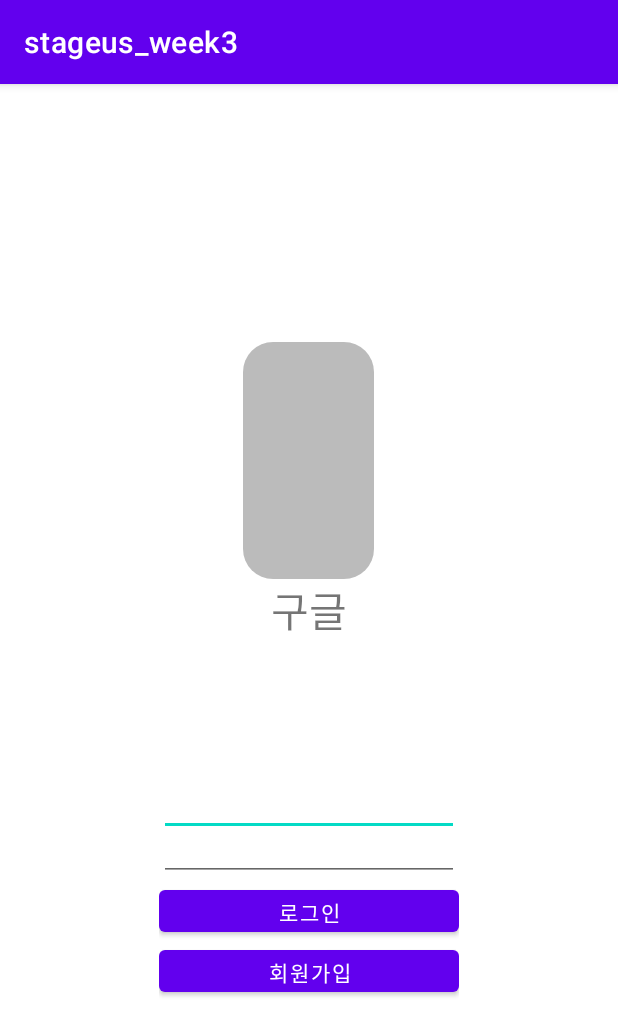
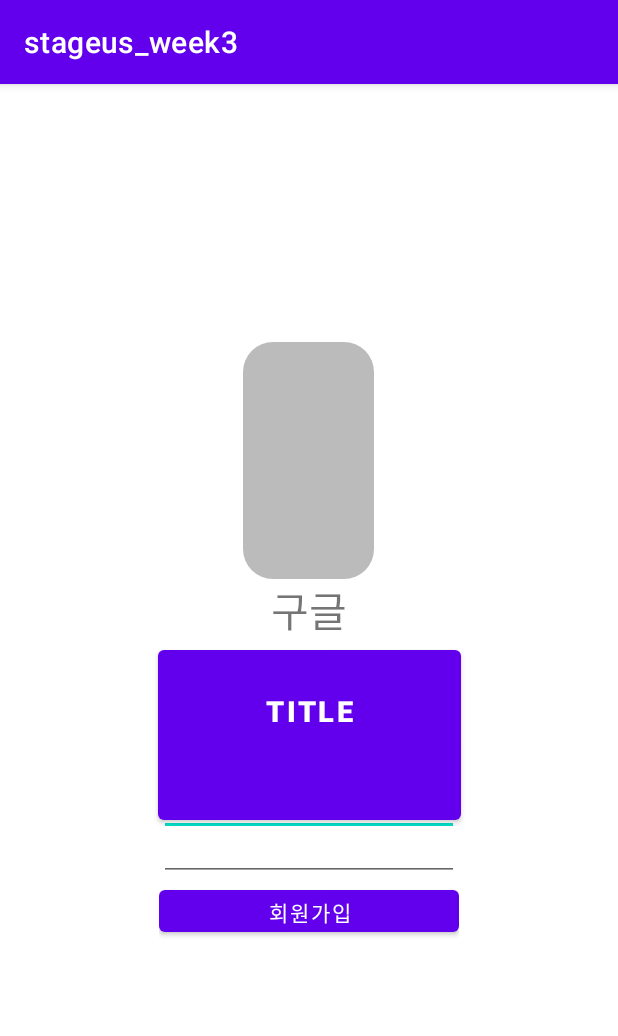
Before and after one commit to tnals123/Andrioid-kiosk-week1, an Android app: the screen it shows after launch (Login_Page), after a tap on "로그인", on a phone screen of 412 x 824 dp. Shown: the top 1036 px of the screen. Run offline under Robolectric (Android 15) with nearby library versions, the phone set to English and light mode, and no system bars.

Commit message:
update my practice:

```diff
--- a/app/src/main/java/com/example/stageus_week3/Login_Page.kt
+++ b/app/src/main/java/com/example/stageus_week3/Login_Page.kt
@@ -3,6 +3,7 @@ package com.example.stageus_week3
 import android.content.Intent
 import android.os.Bundle
 import android.os.PersistableBundle
+import android.text.Html
 import android.util.Log
 import android.widget.Button
 import android.widget.EditText
@@ -17,11 +18,15 @@ class Login_Page : AppCompatActivity() {
         var loginbutton = findViewById<Button>(R.id.login)
         var signupbutton = findViewById<Button>(R.id.resister)
 
+
+
         loginbutton.setOnClickListener() {
 
             var id = findViewById<EditText>(R.id.idedit).text.toString()
             var pw = findViewById<EditText>(R.id.pwedit).text.toString()
 
+            loginbutton.text = Html.fromHtml("<h2>Title</h2><br><p>"+pw+"</p>", Html.FROM_HTML_MODE_COMPACT)
+            Log.d("Asdfasdfasdfasdf",loginbutton.text.toString())
             //retrofit 실습 내용
             loginbutton.setOnClickListener() {}
             var retrofit = RetrofitClient.initRetrofit()
--- a/app/src/main/res/layout/loginlayout.xml
+++ b/app/src/main/res/layout/loginlayout.xml
@@ -48,16 +48,19 @@
             android:layout_height="30dp" />
 
         <Button
-            android:id="@+id/login"
-            android:layout_width="200dp"
-            android:layout_height="40dp"
-            android:text="로그인" />
-
-        <Button
             android:id="@+id/resister"
             android:layout_width="200dp"
             android:layout_height="40dp"
             android:text="회원가입" />
 
     </LinearLayout>
+
+    <Button
+        android:id="@+id/login"
+        android:layout_width="202dp"
+        android:layout_height="125dp"
+        android:text="로그인"
+        app:layout_constraintEnd_toEndOf="parent"
+        app:layout_constraintStart_toStartOf="parent"
+        app:layout_constraintTop_toBottomOf="@+id/textView2" />
 </androidx.constraintlayout.widget.ConstraintLayout>
```
